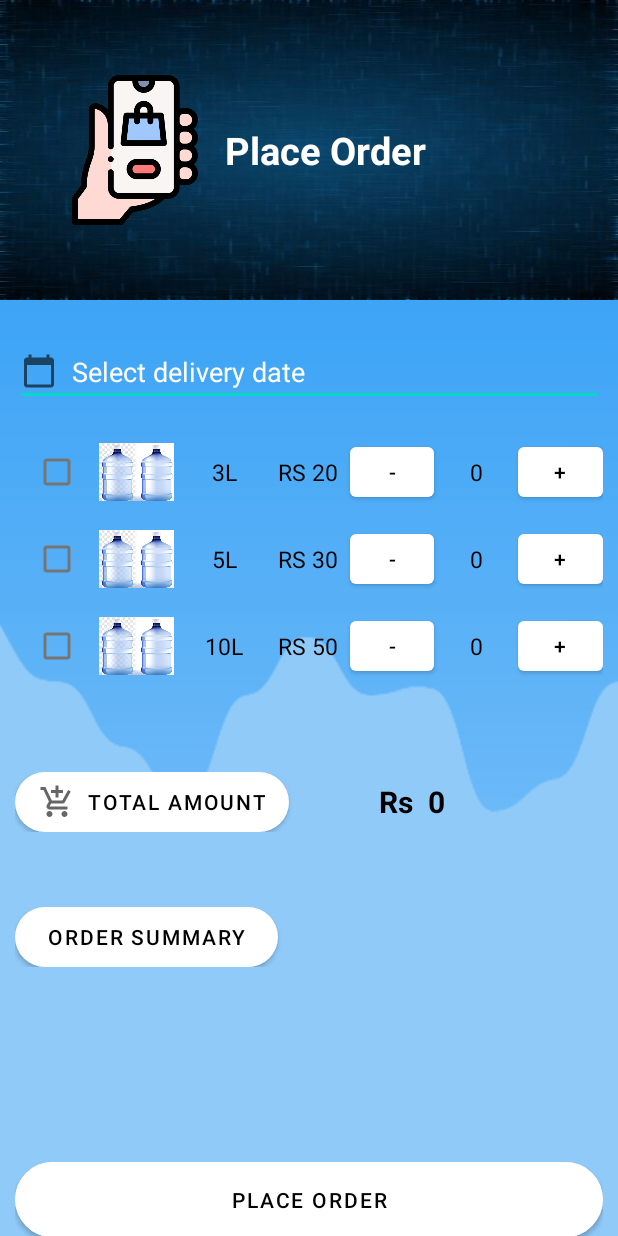
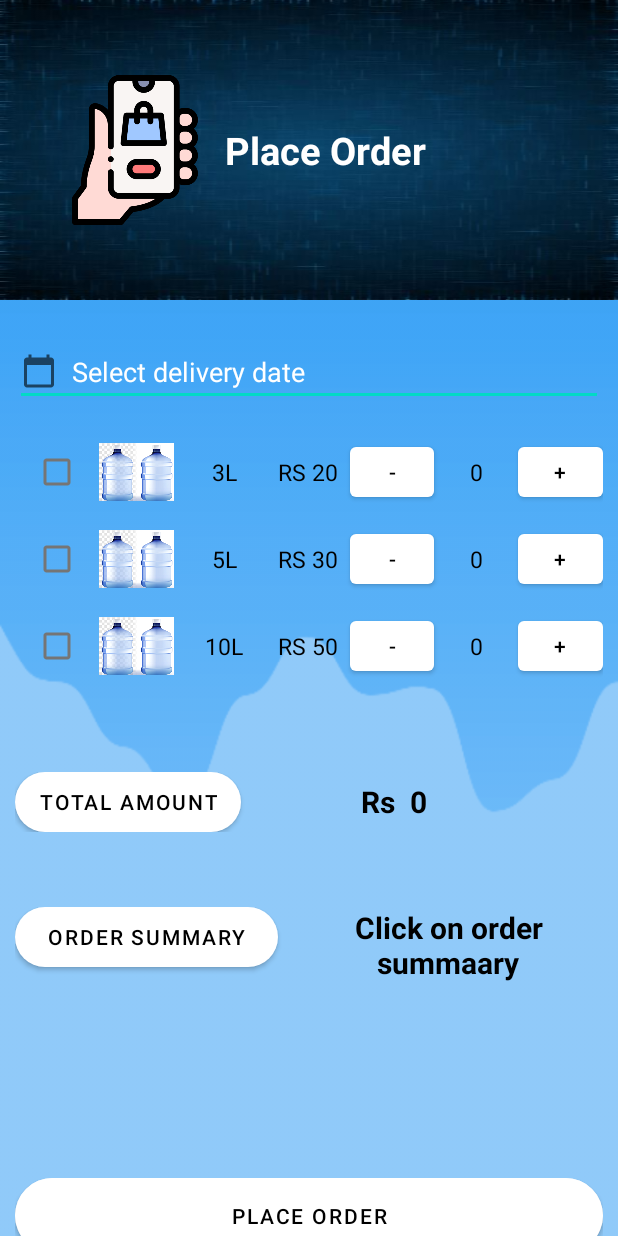
Before and after one commit to onkarnp/Aquaman, an Android app: the OrderActivity screen opened directly, with no data from a screen before it, after a tap on "TOTAL AMOUNT", on a phone screen of 412 x 824 dp. Run offline under Robolectric (Android 15) with nearby library versions, the phone set to English and light mode, and no system bars; our stand-ins replace Firebase (no records; nobody signed in at launch, a user with empty details on screens opened directly); Roboto replaces fonts that are not available here; 1 statement that could not run was skipped.

Commit message:
Some changes at backend of OrderActivity.java

```diff
--- a/app/src/main/AndroidManifest.xml
+++ b/app/src/main/AndroidManifest.xml
@@ -14,6 +14,7 @@
         <activity android:name=".OrderActivity" />
         <activity android:name=".LogInActivity" />
         <activity android:name=".Dashboard" />
+        <activity android:name=".FAQpage" />
         <activity android:name=".MainActivity">
             <intent-filter>
                 <action android:name="android.intent.action.MAIN" />
--- a/app/src/main/java/com/example/myapplication/OrderActivity.java
+++ b/app/src/main/java/com/example/myapplication/OrderActivity.java
@@ -24,64 +24,95 @@ import java.util.Calendar;
 import java.lang.*;
 
 public class OrderActivity extends AppCompatActivity {
-    private int q1=0,q2=0,q3=0,amt=0,year,day,month;
+
+    private int q1=0,q2=0,q3=0,amt=0;
     private String summ;
     private String status = "Pending";
-    private EditText date1;
-    private TextView price;
-    private TextView summary;
+    private EditText date;
+    private TextView price,summary;
     private ProgressDialog loadingBar;
-    private Button placeOrderButton,summarybtn;
     TextView t1;
 
+    //Initiation of Firebase attributes
     private FirebaseAuth mAuth;
     FirebaseDatabase rootNode;
     DatabaseReference reference;
-    private void displayamt(int a)
-    {
-        TextView t1=(TextView)findViewById(R.id.price);
-        t1.setText(""+a);
-    }
 
+    //Constructors for class
     public OrderActivity(EditText date1,TextView price,TextView summary){
-        this.date1 = date1;
+        this.date = date;
         this.price = price;
         this.summary = summary;
     }
     public OrderActivity(){
 
     }
+
+    //On create method
     @Override
     protected void onCreate(Bundle savedInstanceState) {
         super.onCreate(savedInstanceState);
         requestWindowFeature(Window.FEATURE_NO_TITLE);     //removes title bar
         getWindow().setFlags(WindowManager.LayoutParams.FLAG_FULLSCREEN,WindowManager.LayoutParams.FLAG_FULLSCREEN);
-        getSupportActionBar().hide();
+        getSupportActionBar().hide();                    //hides action bar
         setContentView(R.layout.order_activity);
 
-        date1 = (EditText) findViewById(R.id.date);
+        Button placeOrderButton = findViewById(R.id.placeOrderButton);
+        Button summaryButton = findViewById(R.id.summaryButton);
+        Button totAmountButton = findViewById(R.id.totAmountButton);
+        date = (EditText) findViewById(R.id.date);
         price = (TextView) findViewById(R.id.price);
-        summarybtn=(Button)findViewById((R.id.summarybtn));
-        placeOrderButton = (Button)findViewById(R.id.placeOrderButton);
-        TextView sumtxt=(TextView)findViewById(R.id.summary);
+        loadingBar = new ProgressDialog(this);
+        TextView sumtxt = (TextView)findViewById(R.id.summary);
         Calendar cal= Calendar.getInstance();
-        date1.setOnClickListener(new View.OnClickListener() {
+
+        date.setOnClickListener(new View.OnClickListener() {
             @Override
             public void onClick(View v) {
-                year=cal.get(Calendar.YEAR);
-                month=cal.get(Calendar.MONTH);
-                day=cal.get(Calendar.DAY_OF_MONTH);
+                int year=cal.get(Calendar.YEAR);
+                int month=cal.get(Calendar.MONTH);
+                int day=cal.get(Calendar.DAY_OF_MONTH);
                 DatePickerDialog datePickerDialog=new DatePickerDialog(OrderActivity.this, new DatePickerDialog.OnDateSetListener() {
                     @Override
                     public void onDateSet(DatePicker view, int year, int month, int dayOfMonth) {
-                        date1.setText(SimpleDateFormat.getDateInstance().format(cal.getTime()));
+                        date.setText(SimpleDateFormat.getDateInstance().format(cal.getTime()));
                     }
                 },year,month,day);
+                //Disables past date
+                datePickerDialog.getDatePicker().setMinDate(System.currentTimeMillis()-1000);
+                //Show date picker dialog
                 datePickerDialog.show();
             }
         });
 
-        summarybtn.setOnClickListener(new View.OnClickListener() {
+
+        totAmountButton.setOnClickListener(new View.OnClickListener() {
+            @Override
+            public void onClick(View v) {
+                CheckBox c1=(CheckBox)findViewById(R.id.checkbox1);
+                CheckBox c2=(CheckBox)findViewById(R.id.checkbox2);
+                CheckBox c3=(CheckBox)findViewById(R.id.checkbox3);
+                price = (TextView) findViewById(R.id.price);
+                amt=0;
+                if(c1.isChecked())
+                {
+                    amt=amt+20*q1;
+                }
+                if(c2.isChecked())
+                {
+                    amt=amt+30*q2;
+                }
+                if(c3.isChecked())
+                {
+                    amt=amt+50*q3;
+                }
+                final String s = ""+amt;
+                price.setText(s);
+            }
+        });
+
+
+        summaryButton.setOnClickListener(new View.OnClickListener() {
             @Override
             public void onClick(View v) {
                 CheckBox s1=(CheckBox)findViewById(R.id.checkbox1);
@@ -103,34 +134,29 @@ public class OrderActivity extends AppCompatActivity {
             }
         });
 
+
         placeOrderButton.setOnClickListener(new View.OnClickListener() {
             @Override
             public void onClick(View v) {
-                String date = date1.getText().toString();
-                String price =t1.getText().toString();
-                String summary = summ;
-                String status = "Pending";
                 loadingBar.setTitle("Place order");
                 loadingBar.setMessage("Your order is being placed...");
                 loadingBar.setCanceledOnTouchOutside(false);
                 loadingBar.show();
+                String dateString = date.getText().toString();
+                String priceString =price.getText().toString();
+                String summary = summ;
+                String status = "Pending";
                 rootNode = FirebaseDatabase.getInstance();
+                mAuth= FirebaseAuth.getInstance();
                 String userID = mAuth.getCurrentUser().getUid();
                 reference = rootNode.getReference("orders");
-                Order order = new Order(date,price,summary,status);
-                reference.child(date).child(userID).setValue(order);
+                Order order = new Order(dateString,priceString,summary,status);
+                reference.child(dateString).child(userID).setValue(order);
                 loadingBar.dismiss();
                 Toast.makeText(OrderActivity.this, "Order placed successfully :)", Toast.LENGTH_SHORT).show();
             }
         });
-
-
-
     }
-
-
-
-
 
 
 
@@ -182,25 +208,7 @@ public class OrderActivity extends AppCompatActivity {
         TextView t1=(TextView)findViewById(R.id.quantity3);
         t1.setText(""+a);
     }
-    public void amount(View view)
-    {
-        CheckBox c1=(CheckBox)findViewById(R.id.checkbox1);
-        CheckBox c2=(CheckBox)findViewById(R.id.checkbox2);
-        CheckBox c3=(CheckBox)findViewById(R.id.checkbox3);
-        if(c1.isChecked())
-        {
-            amt=amt+20*q1;
-        }
-        if(c2.isChecked())
-        {
-            amt=amt+30*q2;
-        }
-        if(c3.isChecked())
-        {
-            amt=amt+50*q3;
-        }
-        displayamt(amt);
-    }
+
 
 
 
--- a/app/src/main/res/layout/order_activity.xml
+++ b/app/src/main/res/layout/order_activity.xml
@@ -137,7 +137,7 @@
                     android:layout_width="0dp"
                     android:layout_height="match_parent"
                     android:layout_weight="1"
-                    android:text="0"
+                    android:text="@string/_0"
                     android:textAllCaps="true"
                     android:textColor="@color/black"
                     android:textSize="15sp"
@@ -204,7 +204,7 @@
                     android:id="@+id/quantity2"
                     android:layout_height="match_parent"
                     android:layout_weight="1"
-                    android:text="0"
+                    android:text="@string/_0"
                     android:textAllCaps="true"
                     android:textColor="@color/black"
                     android:textSize="15sp"
@@ -271,7 +271,7 @@
                     android:id="@+id/quantity3"
                     android:layout_height="match_parent"
                     android:layout_weight="1"
-                    android:text="0"
+                    android:text="@string/_0"
                     android:textAllCaps="true"
                     android:textColor="@color/black"
                     android:textSize="15sp"
@@ -298,15 +298,13 @@
                     android:layout_width="wrap_content"
                     android:layout_height="40dp"
                     android:text="Total amount"
-                    android:onClick="amount"
                     android:background="@drawable/button_bg"
                     android:textColor="#000000"
-                    app:backgroundTint="#FFFFFF"
-                    android:drawableLeft="@drawable/ic_shopping_cart" />
+                    app:backgroundTint="#FFFFFF" />
                 <TextView
                     android:layout_width="wrap_content"
                     android:layout_height="match_parent"
-                    android:layout_marginLeft="60dp"
+                    android:layout_marginLeft="80dp"
                     android:gravity="center"
                     android:text="Rs"
                     android:textColor="@color/black"
@@ -332,7 +330,7 @@
                 android:orientation="horizontal"
                 android:layout_marginTop="50dp">
                 <Button
-                    android:id="@+id/summarybtn"
+                    android:id="@+id/summaryButton"
                     android:layout_width="175dp"
                     android:layout_height="40dp"
                     android:text="@string/order_summary"
@@ -346,6 +344,7 @@
                     android:layout_height="wrap_content"
                     android:layout_marginLeft="10dp"
                     android:gravity="center"
+                    android:text="Click on order summaary"
                     android:textColor="@color/black"
                     android:textSize="20sp"
                     android:textStyle="bold"
--- a/app/src/main/res/values/strings.xml
+++ b/app/src/main/res/values/strings.xml
@@ -52,4 +52,5 @@
     <string name="placeOrder">Place Order</string>
     <string name="select_date">Select delivery date</string>
     <string name="place_order">Place Order</string>
+    <string name="_0">0</string>
 </resources>
```
Also changed, not shown: app/src/main/res/layout/activity_f_a_qpage.xml (+12 -15 lines).
